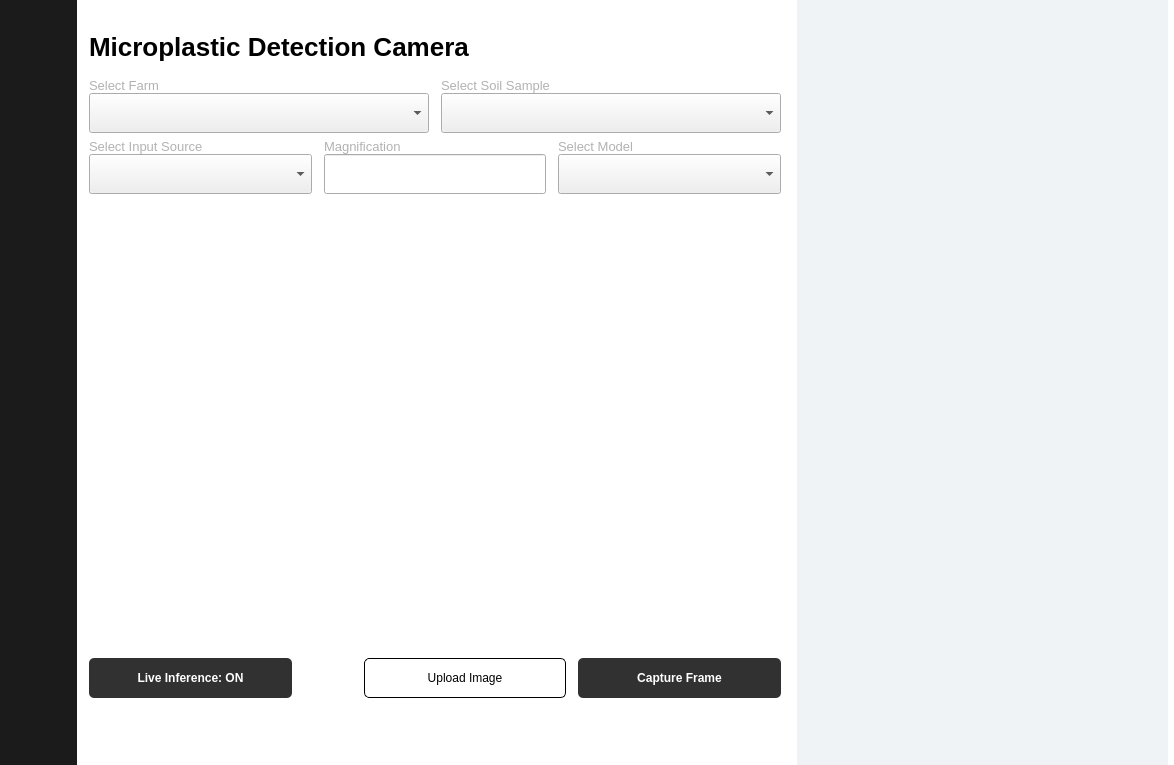
Above: mpcamera/SoilSight.ui from AkunoCode/MP-Camera before the change. Below: the same form after it.
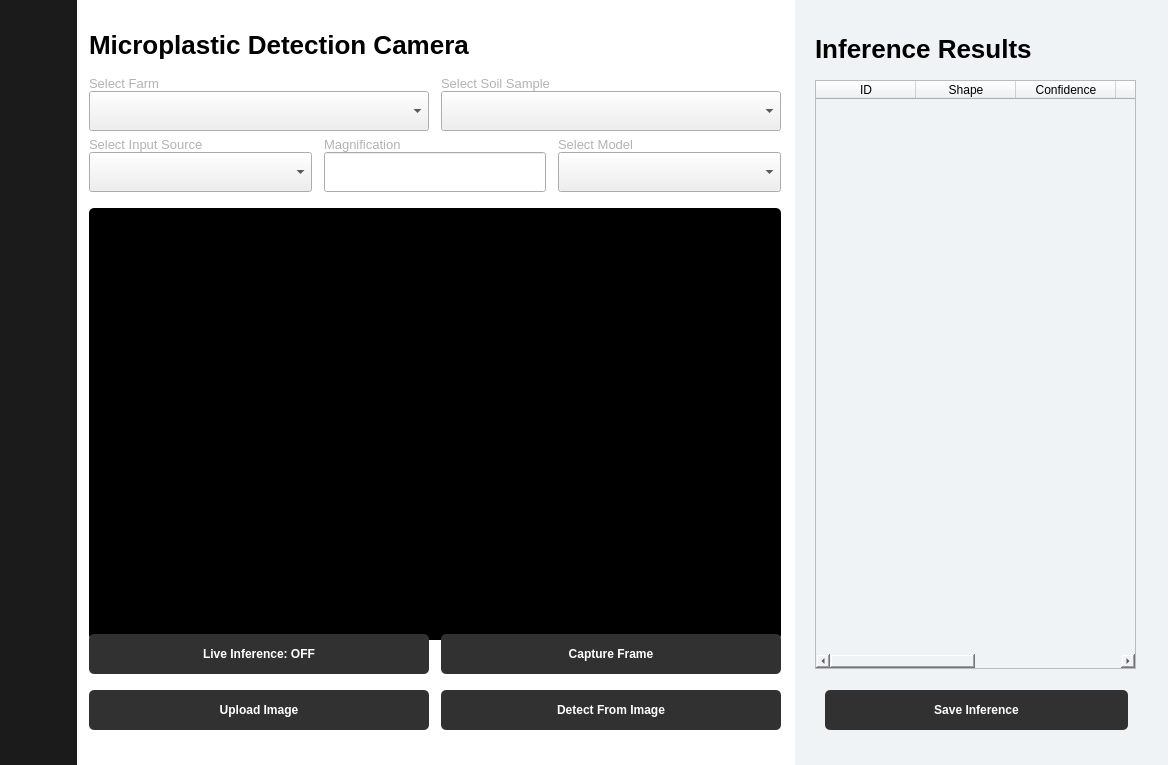
That is the form after the change. Icons and pictures are not drawn.

Commit message: Refactor MainWindow to improve UI loading and error handling

```diff
--- a/mpcamera/SoilSight.ui
+++ b/mpcamera/SoilSight.ui
@@ -352,16 +352,22 @@
         <x>0</x>
         <y>0</y>
         <width>1111</width>
-        <height>902</height>
+        <height>1470</height>
        </rect>
       </property>
       <layout class="QHBoxLayout" name="horizontalLayout_3">
        <property name="spacing">
-        <number>6</number>
+        <number>0</number>
        </property>
        <property name="sizeConstraint">
         <enum>QLayout::SetFixedSize</enum>
        </property>
+       <property name="leftMargin">
+        <number>0</number>
+       </property>
+       <property name="rightMargin">
+        <number>0</number>
+       </property>
        <item>
         <widget class="QWidget" name="verticalWidget_9" native="true">
          <property name="sizePolicy">
@@ -372,11 +378,38 @@
          </property>
          <property name="minimumSize">
           <size>
+           <width>718</width>
+           <height>0</height>
+          </size>
+         </property>
+         <widget class="QWidget" name="verticalWidget_11" native="true">
+          <property name="geometry">
+           <rect>
+            <x>0</x>
+            <y>30</y>
            <width>714</width>
-           <height>766</height>
-          </size>
-         </property>
-         <layout class="QVBoxLayout" name="verticalLayout_14">
+            <height>700</height>
+           </rect>
+          </property>
+          <property name="sizePolicy">
+           <sizepolicy hsizetype="Minimum" vsizetype="Minimum">
+            <horstretch>0</horstretch>
+            <verstretch>0</verstretch>
+           </sizepolicy>
+          </property>
+          <property name="minimumSize">
+           <size>
+            <width>714</width>
+            <height>700</height>
+           </size>
+          </property>
+          <property name="maximumSize">
+           <size>
+            <width>714</width>
+            <height>700</height>
+           </size>
+          </property>
+          <layout class="QVBoxLayout" name="verticalLayout_28">
           <property name="spacing">
            <number>16</number>
           </property>
@@ -384,16 +417,16 @@
            <number>12</number>
           </property>
           <property name="topMargin">
-           <number>32</number>
+            <number>0</number>
           </property>
           <property name="rightMargin">
            <number>10</number>
           </property>
           <property name="bottomMargin">
-           <number>150</number>
+            <number>0</number>
           </property>
           <item>
-           <widget class="QLabel" name="label_7">
+            <widget class="QLabel" name="label_19">
             <property name="sizePolicy">
              <sizepolicy hsizetype="Fixed" vsizetype="Fixed">
               <horstretch>0</horstretch>
@@ -413,7 +446,7 @@
            </widget>
           </item>
           <item>
-           <layout class="QVBoxLayout" name="verticalLayout_15">
+            <layout class="QVBoxLayout" name="verticalLayout_29">
             <property name="spacing">
              <number>6</number>
             </property>
@@ -678,11 +711,11 @@
            </layout>
           </item>
           <item>
-           <layout class="QHBoxLayout" name="horizontalLayout_51">
+            <layout class="QHBoxLayout" name="horizontalLayout_53">
             <item>
              <widget class="QLabel" name="cameraView">
               <property name="sizePolicy">
-               <sizepolicy hsizetype="Minimum" vsizetype="Fixed">
+                <sizepolicy hsizetype="Minimum" vsizetype="Minimum">
                 <horstretch>0</horstretch>
                 <verstretch>0</verstretch>
                </sizepolicy>
@@ -695,7 +728,9 @@
               </property>
               <property name="styleSheet">
                <string notr="true">QLabel {
-border-radius: 10px
+border-radius: 10px;
+background-color:black;
+border-radius: 5px;
 }</string>
               </property>
               <property name="text">
@@ -706,7 +741,7 @@
            </layout>
           </item>
           <item>
-           <layout class="QHBoxLayout" name="horizontalLayout_43" stretch="5,5,5,5">
+            <layout class="QHBoxLayout" name="horizontalLayout_47" stretch="0,0">
             <property name="spacing">
              <number>12</number>
             </property>
@@ -735,51 +770,7 @@
 }</string>
               </property>
               <property name="text">
-               <string>Live Inference: ON</string>
-              </property>
-             </widget>
-            </item>
-            <item>
-             <spacer name="horizontalSpacer">
-              <property name="orientation">
-               <enum>Qt::Horizontal</enum>
-              </property>
-              <property name="sizeType">
-               <enum>QSizePolicy::Fixed</enum>
-              </property>
-              <property name="sizeHint" stdset="0">
-               <size>
-                <width>60</width>
-                <height>20</height>
-               </size>
-              </property>
-             </spacer>
-            </item>
-            <item>
-             <widget class="QPushButton" name="uploadImageButton">
-              <property name="sizePolicy">
-               <sizepolicy hsizetype="Minimum" vsizetype="Maximum">
-                <horstretch>0</horstretch>
-                <verstretch>0</verstretch>
-               </sizepolicy>
-              </property>
-              <property name="minimumSize">
-               <size>
-                <width>0</width>
-                <height>40</height>
-               </size>
-              </property>
-              <property name="styleSheet">
-               <string notr="true">QPushButton {
-    font: bold 17px &quot;Inter&quot;;
-    background-color: white;
-    border: 1px solid black;
-    color: black;
-    border-radius: 5px;
-}</string>
-              </property>
-              <property name="text">
-               <string>Upload Image</string>
+                <string>Live Inference: OFF</string>
               </property>
              </widget>
             </item>
@@ -814,27 +805,79 @@
             </item>
            </layout>
           </item>
-         </layout>
-        </widget>
-       </item>
        <item>
-        <layout class="QVBoxLayout" name="verticalLayout_11">
+            <layout class="QHBoxLayout" name="horizontalLayout_46" stretch="0,0">
          <property name="spacing">
-          <number>0</number>
-         </property>
-         <property name="leftMargin">
-          <number>0</number>
-         </property>
-         <property name="topMargin">
-          <number>0</number>
-         </property>
-         <property name="bottomMargin">
-          <number>0</number>
-         </property>
+              <number>12</number>
+             </property>
+             <item>
+              <widget class="QPushButton" name="uploadImgButton">
+               <property name="sizePolicy">
+                <sizepolicy hsizetype="Minimum" vsizetype="Maximum">
+                 <horstretch>0</horstretch>
+                 <verstretch>0</verstretch>
+                </sizepolicy>
+               </property>
+               <property name="minimumSize">
+                <size>
+                 <width>0</width>
+                 <height>40</height>
+                </size>
+               </property>
+               <property name="styleSheet">
+                <string notr="true">QPushButton {
+font: 17px &quot;Inter&quot;;
+font-weight:bold;
+	background-color: rgb(49, 49, 49);
+	color: rgb(255, 255, 255);
+border-radius: 5px;
+
+}</string>
+               </property>
+               <property name="text">
+                <string>Upload Image</string>
+               </property>
+              </widget>
+             </item>
+             <item>
+              <widget class="QPushButton" name="imageInferenceButton">
+               <property name="sizePolicy">
+                <sizepolicy hsizetype="Minimum" vsizetype="Maximum">
+                 <horstretch>0</horstretch>
+                 <verstretch>0</verstretch>
+                </sizepolicy>
+               </property>
+               <property name="minimumSize">
+                <size>
+                 <width>0</width>
+                 <height>40</height>
+                </size>
+               </property>
+               <property name="styleSheet">
+                <string notr="true">QPushButton {
+font: 17px &quot;Inter&quot;;
+font-weight:bold;
+	background-color: rgb(49, 49, 49);
+	color: rgb(255, 255, 255);
+border-radius: 5px;
+
+}</string>
+               </property>
+               <property name="text">
+                <string>Detect From Image</string>
+               </property>
+              </widget>
+             </item>
+            </layout>
+           </item>
+          </layout>
+         </widget>
+        </widget>
+       </item>
          <item>
           <widget class="QWidget" name="widget" native="true">
            <property name="sizePolicy">
-            <sizepolicy hsizetype="Minimum" vsizetype="Minimum">
+          <sizepolicy hsizetype="Fixed" vsizetype="Minimum">
              <horstretch>0</horstretch>
              <verstretch>0</verstretch>
             </sizepolicy>
@@ -850,9 +893,105 @@
 	background-color: rgb(240, 243, 246);
 }</string>
            </property>
-          </widget>
-         </item>
-        </layout>
+         <widget class="QLabel" name="label_31">
+          <property name="geometry">
+           <rect>
+            <x>20</x>
+            <y>30</y>
+            <width>392</width>
+            <height>37</height>
+           </rect>
+          </property>
+          <property name="sizePolicy">
+           <sizepolicy hsizetype="Fixed" vsizetype="Fixed">
+            <horstretch>0</horstretch>
+            <verstretch>0</verstretch>
+           </sizepolicy>
+          </property>
+          <property name="styleSheet">
+           <string notr="true">QLabel {
+    font-family: &quot;Inter&quot;;
+    font-size: 26px;
+	font-weight: bold
+}</string>
+          </property>
+          <property name="text">
+           <string>Inference Results</string>
+          </property>
+         </widget>
+         <widget class="QTableWidget" name="inferenceTable">
+          <property name="geometry">
+           <rect>
+            <x>20</x>
+            <y>80</y>
+            <width>321</width>
+            <height>589</height>
+           </rect>
+          </property>
+          <property name="sizePolicy">
+           <sizepolicy hsizetype="Fixed" vsizetype="Fixed">
+            <horstretch>0</horstretch>
+            <verstretch>0</verstretch>
+           </sizepolicy>
+          </property>
+          <property name="columnCount">
+           <number>6</number>
+          </property>
+          <column>
+           <property name="text">
+            <string>ID</string>
+           </property>
+          </column>
+          <column>
+           <property name="text">
+            <string>Shape</string>
+           </property>
+          </column>
+          <column>
+           <property name="text">
+            <string>Confidence</string>
+           </property>
+          </column>
+          <column/>
+          <column/>
+          <column/>
+         </widget>
+         <widget class="QPushButton" name="saveInferenceButton">
+          <property name="geometry">
+           <rect>
+            <x>30</x>
+            <y>690</y>
+            <width>303</width>
+            <height>40</height>
+           </rect>
+          </property>
+          <property name="sizePolicy">
+           <sizepolicy hsizetype="Minimum" vsizetype="Maximum">
+            <horstretch>0</horstretch>
+            <verstretch>0</verstretch>
+           </sizepolicy>
+          </property>
+          <property name="minimumSize">
+           <size>
+            <width>0</width>
+            <height>40</height>
+           </size>
+          </property>
+          <property name="styleSheet">
+           <string notr="true">QPushButton {
+font: 17px &quot;Inter&quot;;
+font-weight:bold;
+	background-color: rgb(49, 49, 49);
+	color: rgb(255, 255, 255);
+border-radius: 5px;
+
+}</string>
+          </property>
+          <property name="text">
+           <string>Save Inference</string>
+          </property>
+         </widget>
+        </widget>
        </item>
       </layout>
      </widget>
```
Left out of the diff: 26 changed lines with no effect on the pictures. Lines whose indentation alone changed are shown as unchanged. The commit also changes 1 other file.
